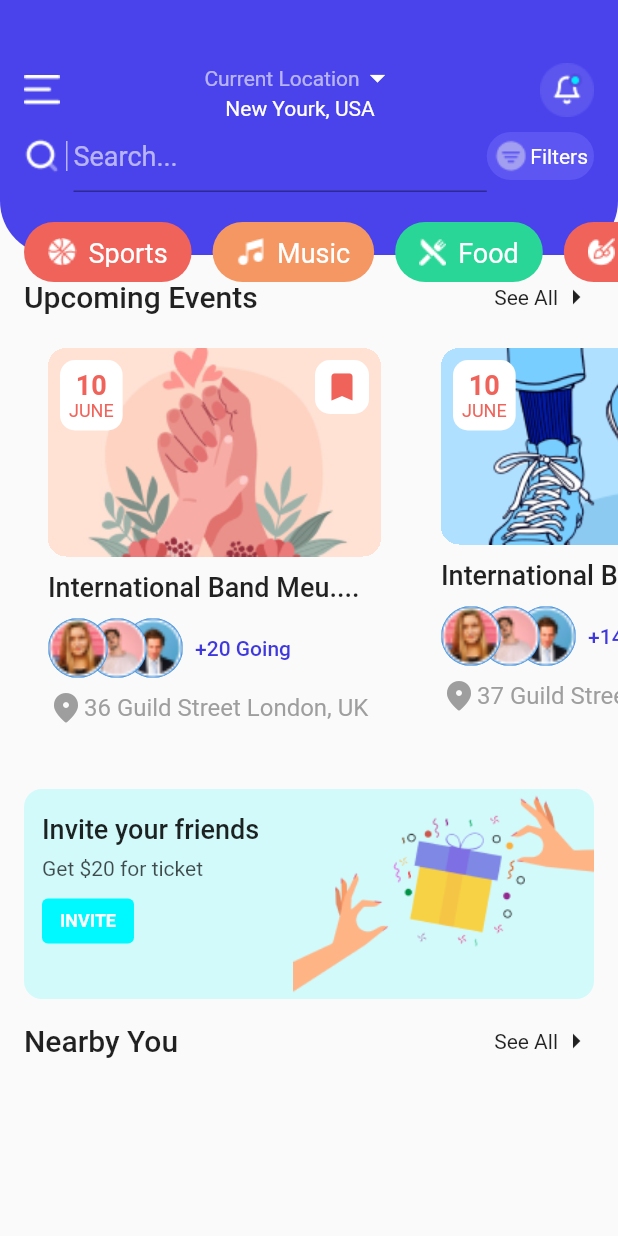
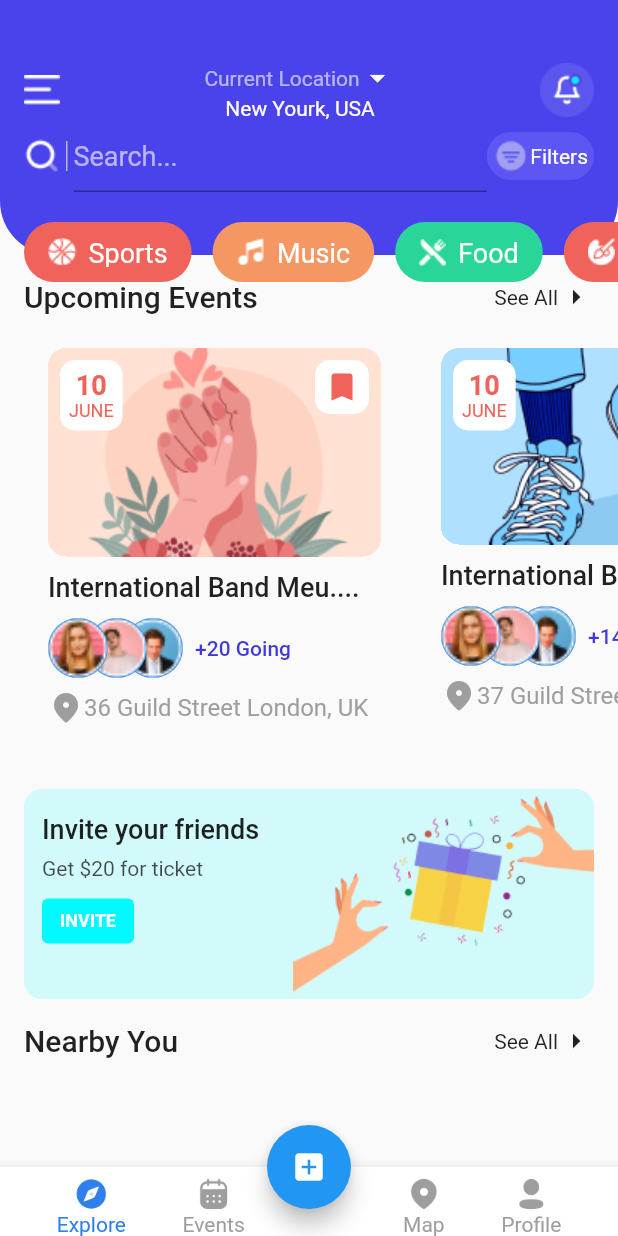
Before and after one commit to aknietmaulen/Event-Booking-App-UI-Kit--Flutter, a Flutter app: the screen it shows after launch, on a phone screen of 412 x 824 dp. Run offline on Flutter 3.47's test engine with Material 2 defaults, Android fonts, the phone set to English and light mode, and no system bars.

Commit message:
Home BottomNavigationBar have been completed

```diff
--- a/lib/my_theme.dart
+++ b/lib/my_theme.dart
@@ -10,6 +10,7 @@ class MyTheme {
   // custom colors
 
   static var customBlue = Color(0xFF3F38DD);
+  static var customBlue1 = Color(0xFF2F80ED);
   static var customLightBlue = Color(0xFF5D56F3);
   static var customRed = Color(0xFFF0635A);
   static var customYellowWithOrangeShade = Color(0xFFF59762);
--- a/lib/screens/home/home_screen.dart
+++ b/lib/screens/home/home_screen.dart
@@ -1,3 +1,5 @@
+import 'dart:math';
+
 import 'package:event_booking_app_ui/models/tab_item_model.dart';
 import 'package:flutter/material.dart';
 import 'package:flutter/src/widgets/framework.dart';
@@ -39,6 +41,39 @@ class _HomeScreenState extends State<HomeScreen> {
       backgroundColor: MyTheme.customRed,
     ),
   ];
+
+  final bottomBarItemsDataList = [
+    TabItemModel(
+      image: "assets/icons/ic_explore.png",
+      title: "Explore",
+      backgroundColor: MyTheme.customRed,
+    ),
+    TabItemModel(
+      image: "assets/icons/ic_calendar.png",
+      title: "Events",
+      backgroundColor: MyTheme.customYellowWithOrangeShade,
+    ),
+    TabItemModel(
+      image: "assets/icons/ic_location_marker.png",
+      title: "Map",
+      backgroundColor: MyTheme.foodTabItemColor,
+    ),
+    TabItemModel(
+      image: "assets/icons/ic_profile.png",
+      title: "Profile",
+      backgroundColor: MyTheme.customRed,
+    ),
+  ];
+
+  var bottomBarItemSelectedIndex = 0;
+
+  void selectBottomBarItem(int index) {
+    print(">> selectBottomBarItem : index = $index");
+    setState(() {
+      bottomBarItemSelectedIndex = index;
+    });
+  }
+
   final eventList = [
     EventModel(
       title: "International Band Meu....",
@@ -193,6 +228,96 @@ class _HomeScreenState extends State<HomeScreen> {
           )
         ],
       ),
+      floatingActionButton: FloatingActionButton(
+        onPressed: () {},
+        child: Icon(
+          Icons.add_box,
+        ),
+      ),
+      floatingActionButtonLocation:
+          FloatingActionButtonLocation.miniCenterDocked,
+      bottomNavigationBar: BottomAppBar(
+        child: Row(
+          mainAxisAlignment: MainAxisAlignment.spaceEvenly,
+          children: [
+            BottomBarItem(
+              imagePath: bottomBarItemsDataList[0].image,
+              title: bottomBarItemsDataList[0].title,
+              isSelected: bottomBarItemSelectedIndex == 0,
+              onTap: () {
+                selectBottomBarItem(0);
+              },
+            ),
+            BottomBarItem(
+              imagePath: bottomBarItemsDataList[1].image,
+              title: bottomBarItemsDataList[1].title,
+              isSelected: bottomBarItemSelectedIndex == 1,
+              onTap: () {
+                selectBottomBarItem(1);
+              },
+            ),
+            SizedBox(width: 30),
+            BottomBarItem(
+              imagePath: bottomBarItemsDataList[2].image,
+              title: bottomBarItemsDataList[2].title,
+              isSelected: bottomBarItemSelectedIndex == 2,
+              onTap: () {
+                selectBottomBarItem(2);
+              },
+            ),
+            BottomBarItem(
+              imagePath: bottomBarItemsDataList[3].image,
+              title: bottomBarItemsDataList[3].title,
+              isSelected: bottomBarItemSelectedIndex == 3,
+              onTap: () {
+                selectBottomBarItem(3);
+              },
+            ),
+          ],
+        ),
+      ),
+    );
+  }
+}
+
+class BottomBarItem extends StatelessWidget {
+  String imagePath;
+  String title;
+  bool isSelected;
+  Function onTap;
+
+  BottomBarItem(
+      {super.key,
+      required this.imagePath,
+      required this.title,
+      required this.isSelected,
+      required this.onTap});
+
+  @override
+  Widget build(BuildContext context) {
+    return InkWell(
+      onTap: () {
+        onTap.call();
+      },
+      child: Container(
+        margin: EdgeInsets.only(top: 6),
+        child: Column(
+          mainAxisSize: MainAxisSize.min,
+          children: [
+            Image(
+              width: 24,
+              height: 24,
+              image: AssetImage(imagePath),
+              color: (isSelected) ? MyTheme.customBlue1 : MyTheme.grey,
+            ),
+            Text(
+              title,
+              style: TextStyle(
+                  color: (isSelected) ? MyTheme.customBlue1 : MyTheme.grey),
+            )
+          ],
+        ),
+      ),
     );
   }
 }
```
Also changed, not shown: assets/icons/ic_calendar.png (added), assets/icons/ic_explore.png (added), assets/icons/ic_location_marker.png (added), assets/icons/ic_profile.png (added).
